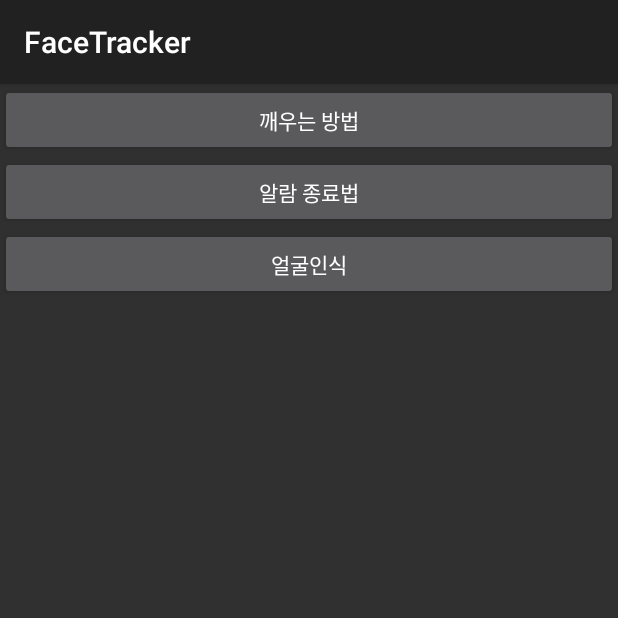
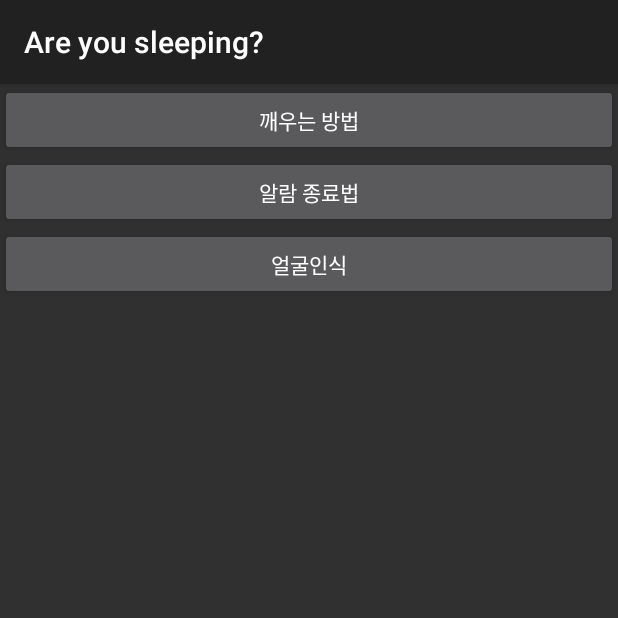
Before and after one commit to m022495/are_you_sleeping, an Android app: the screen it shows after launch (OptionActivity), after a tap on "설정", on a phone screen of 412 x 824 dp, the top half of it. Run offline under Robolectric (Android 15) with nearby library versions, the phone set to English and light mode, and no system bars; 10 statements that could not run were skipped.

Commit message:
카메라 풀스크린 및 UI 약간 수정

```diff
--- a/app/src/main/AndroidManifest.xml
+++ b/app/src/main/AndroidManifest.xml
@@ -22,7 +22,7 @@
         android:allowBackup="true"
         android:hardwareAccelerated="true"
         android:icon="@drawable/icon"
-        android:label="FaceTracker"
+        android:label="Are you sleeping?"
         android:theme="@style/Theme.AppCompat">
         <meta-data
             android:name="com.google.android.gms.version"
@@ -34,7 +34,7 @@
         <activity
             android:name=".FaceTrackerActivity"
             android:icon="@drawable/icon"
-            android:label="Face Tracker"
+            android:label="Are you sleeping?"
             android:screenOrientation="fullSensor"
             android:theme="@style/Theme.AppCompat.NoActionBar"></activity>
         <activity android:name=".LoadingActivity">
--- a/app/src/main/java/com/google/android/gms/samples/vision/face/facetracker/FaceTrackerActivity.java
+++ b/app/src/main/java/com/google/android/gms/samples/vision/face/facetracker/FaceTrackerActivity.java
@@ -191,7 +191,7 @@ public final class FaceTrackerActivity extends AppCompatActivity implements Sens
         // 흔들기 센서 초기화
         sensorManager = (SensorManager) getSystemService(SENSOR_SERVICE);
         accelerormeterSensor = sensorManager.getDefaultSensor(Sensor.TYPE_ACCELEROMETER);
-        // 흔들기 센서 초기화
+        // 흔들기 센서 초기화1
         vibrator = (Vibrator)getSystemService(Context.VIBRATOR_SERVICE);
         sensorEventListener = new SensorEventListener() {
             @Override
@@ -252,6 +252,8 @@ public final class FaceTrackerActivity extends AppCompatActivity implements Sens
         text.setText("깨우는 방법" + wake);
         text = (TextView)findViewById(R.id.shutShow);
         text.setText("끄는 방법" + shut);
+        wake = opt.getString("wake","진동"); // 졸음감지 이후 깨우는 방법, 디폴트는 진동
+        shut = opt.getString("shut", "소리지르기"); // 알람 끄는법, 디폴트는 소리지르기
     }
 
     // 기존 두개 퍼미션 받는거에서 카메라는 로딩에서 받았고, Audio만 받게 변경
@@ -325,10 +327,10 @@ public final class FaceTrackerActivity extends AppCompatActivity implements Sens
 //        Log.d("cosmos","size = "+size.getWidth()+","+size.getHeight());
 
         mCameraSource = new CameraSource.Builder(context, detector)
-                .setRequestedPreviewSize(width,height)
+                .setRequestedPreviewSize(320,240)
                 .setFacing(CameraSource.CAMERA_FACING_FRONT)
                 .setAutoFocusEnabled(true)
-                .setRequestedFps(15.0f)
+                .setRequestedFps(10.0f)
                 .build(); // 카메라 소스 창조.
         startNotification();
     }
--- a/app/src/main/java/com/google/android/gms/samples/vision/face/facetracker/ui/camera/CameraSourcePreview.java
+++ b/app/src/main/java/com/google/android/gms/samples/vision/face/facetracker/ui/camera/CameraSourcePreview.java
@@ -124,37 +124,53 @@ public class CameraSourcePreview extends ViewGroup {
 
     @Override
     protected void onLayout(boolean changed, int left, int top, int right, int bottom) {
-        int width = 320;
-        int height = 240;
+        int previewWidth = 320;
+        int previewHeight = 240;
         if (mCameraSource != null) {
             Size size = mCameraSource.getPreviewSize();
             if (size != null) {
-                width = size.getWidth();
-                height = size.getHeight();
+                previewWidth = size.getWidth();
+                previewHeight = size.getHeight();
             }
         }
 
         // Swap width and height sizes when in portrait, since it will be rotated 90 degrees
         if (isPortraitMode()) {
-            int tmp = width;
-            width = height;
-            height = tmp;
+            int tmp = previewWidth;
+            previewWidth = previewHeight;
+            previewHeight = tmp;
         }
 
-        final int layoutWidth = right - left;
-        final int layoutHeight = bottom - top;
+        final int viewWidth = right - left;
+        final int viewHeight = bottom - top;
 
-        // Computes height and width for potentially doing fit width.
-        int childWidth = layoutWidth;
-        int childHeight = (int)(((float) layoutWidth / (float) width) * height);
+        int childWidth;
+        int childHeight;
+        int childXOffset = 0;
+        int childYOffset = 0;
+        float widthRatio = (float) viewWidth / (float) previewWidth;
+        float heightRatio = (float) viewHeight / (float) previewHeight;
 
-        // If height is too tall using fit width, does fit height instead.
-        if (childHeight > layoutHeight) {
-            childHeight = layoutHeight;
-            childWidth = (int)(((float) layoutHeight / (float) height) * width);
+        // To fill the view with the camera preview, while also preserving the correct aspect ratio,
+        // it is usually necessary to slightly oversize the child and to crop off portions along one
+        // of the dimensions.  We scale up based on the dimension requiring the most correction, and
+        // compute a crop offset for the other dimension.
+        if (widthRatio > heightRatio) {
+            childWidth = viewWidth;
+            childHeight = (int) ((float) previewHeight * widthRatio);
+            childYOffset = (childHeight - viewHeight) / 2;
+        } else {
+            childWidth = (int) ((float) previewWidth * heightRatio);
+            childHeight = viewHeight;
+            childXOffset = (childWidth - viewWidth) / 2;
         }
+
         for (int i = 0; i < getChildCount(); ++i) {
-            getChildAt(i).layout(0, 0, childWidth, childHeight);
+            // One dimension will be cropped.  We shift child over or up by this offset and adjust
+            // the size to maintain the proper aspect ratio.
+            getChildAt(i).layout(
+                    -1 * childXOffset, -1 * childYOffset,
+                    childWidth - childXOffset, childHeight - childYOffset);
         }
 
         try {
```
Also changed, not shown: app/src/main/res/layout/main.xml (+18 -21 lines).
